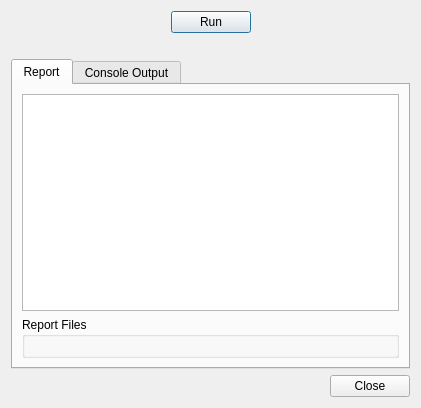
Before: the Qt Designer form ConfigurationEditingTool/src/tasktoolrundialog.ui in MickaelOnTheWave/GuimicK, drawn with Qt 5.
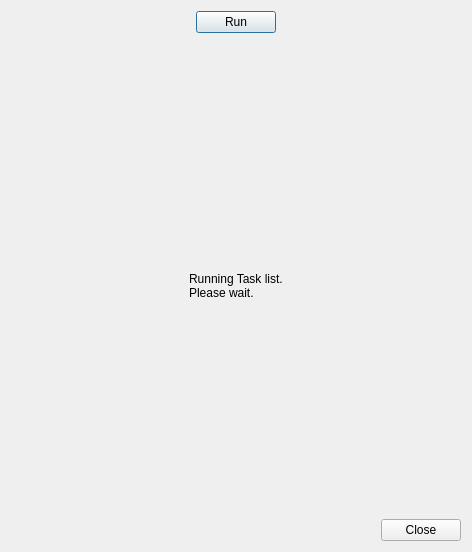
After: the same form once the commit is applied. The open tabs and pages were chosen to show the change.

Commit message: Test code for Task tool running in separate thread. Changed Run dialog UI to show only relevant information. Prepared UI for threaded run.

Diff of the .ui file:
```diff
--- a/ConfigurationEditingTool/src/tasktoolrundialog.ui
+++ b/ConfigurationEditingTool/src/tasktoolrundialog.ui
@@ -6,8 +6,8 @@
    <rect>
     <x>0</x>
     <y>0</y>
-    <width>421</width>
-    <height>408</height>
+    <width>472</width>
+    <height>552</height>
    </rect>
   </property>
   <property name="windowTitle">
@@ -68,14 +68,79 @@
     </spacer>
    </item>
    <item>
-    <widget class="QTabWidget" name="taskWidget">
+    <widget class="QStackedWidget" name="taskWidget">
      <property name="currentIndex">
       <number>0</number>
      </property>
-     <widget class="QWidget" name="tabReport">
-      <attribute name="title">
-       <string>Report</string>
-      </attribute>
+     <widget class="QWidget" name="emptyPage"/>
+     <widget class="QWidget" name="waitPage">
+      <layout class="QVBoxLayout" name="verticalLayout_4">
+       <item>
+        <spacer name="verticalSpacer_2">
+         <property name="orientation">
+          <enum>Qt::Vertical</enum>
+         </property>
+         <property name="sizeHint" stdset="0">
+          <size>
+           <width>20</width>
+           <height>181</height>
+          </size>
+         </property>
+        </spacer>
+       </item>
+       <item>
+        <layout class="QHBoxLayout" name="horizontalLayout_4">
+         <item>
+          <spacer name="horizontalSpacer_4">
+           <property name="orientation">
+            <enum>Qt::Horizontal</enum>
+           </property>
+           <property name="sizeHint" stdset="0">
+            <size>
+             <width>40</width>
+             <height>20</height>
+            </size>
+           </property>
+          </spacer>
+         </item>
+         <item>
+          <widget class="QLabel" name="label">
+           <property name="text">
+            <string>&lt;html&gt;&lt;head/&gt;&lt;body&gt;&lt;p&gt;Running Task list.&lt;br/&gt;Please wait.&lt;/p&gt;&lt;/body&gt;&lt;/html&gt;</string>
+           </property>
+          </widget>
+         </item>
+         <item>
+          <spacer name="horizontalSpacer_5">
+           <property name="orientation">
+            <enum>Qt::Horizontal</enum>
+           </property>
+           <property name="sizeHint" stdset="0">
+            <size>
+             <width>40</width>
+             <height>20</height>
+            </size>
+           </property>
+          </spacer>
+         </item>
+        </layout>
+       </item>
+       <item>
+        <spacer name="verticalSpacer_3">
+         <property name="orientation">
+          <enum>Qt::Vertical</enum>
+         </property>
+         <property name="sizeHint" stdset="0">
+          <size>
+           <width>20</width>
+           <height>181</height>
+          </size>
+         </property>
+        </spacer>
+       </item>
+      </layout>
+     </widget>
+     <widget class="QWidget" name="reportPage" native="true">
       <layout class="QVBoxLayout" name="verticalLayout_3">
        <item>
         <widget class="QTextBrowser" name="textBrowser"/>
@@ -90,10 +155,7 @@
        </item>
       </layout>
      </widget>
-     <widget class="QWidget" name="tabOutput">
-      <attribute name="title">
-       <string>Console Output</string>
-      </attribute>
+     <widget class="QWidget" name="outputPage" native="true">
       <layout class="QHBoxLayout" name="horizontalLayout">
        <item>
         <widget class="QPlainTextEdit" name="outputTextEdit"/>
```
The commit also changes 5 other files.
